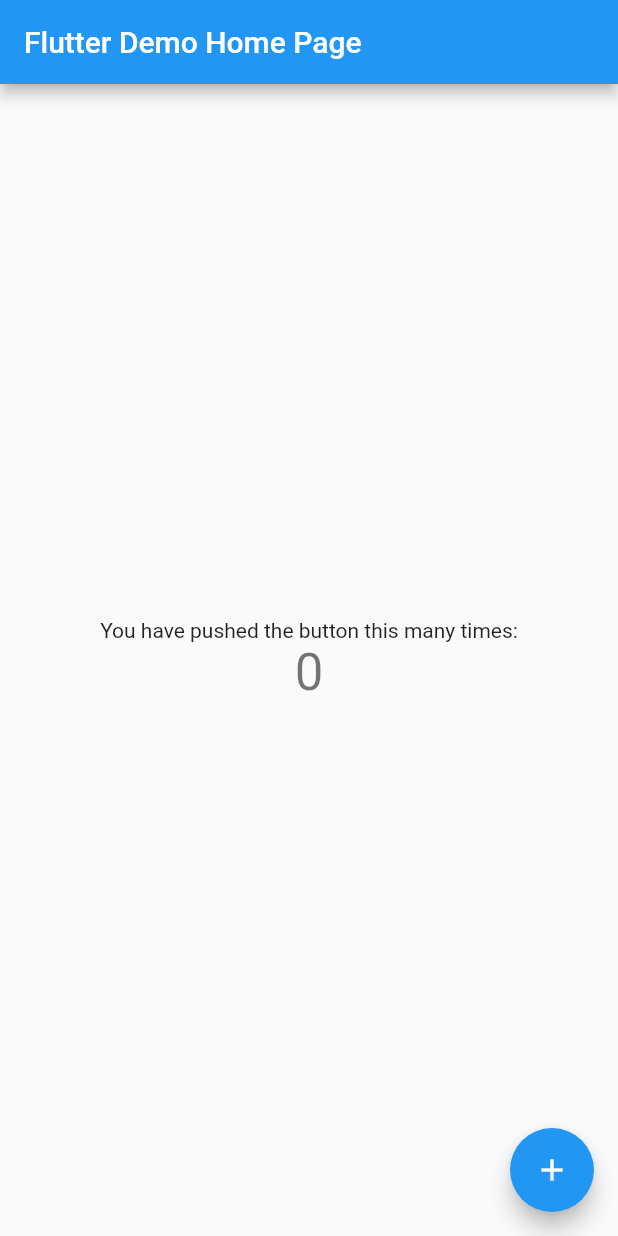
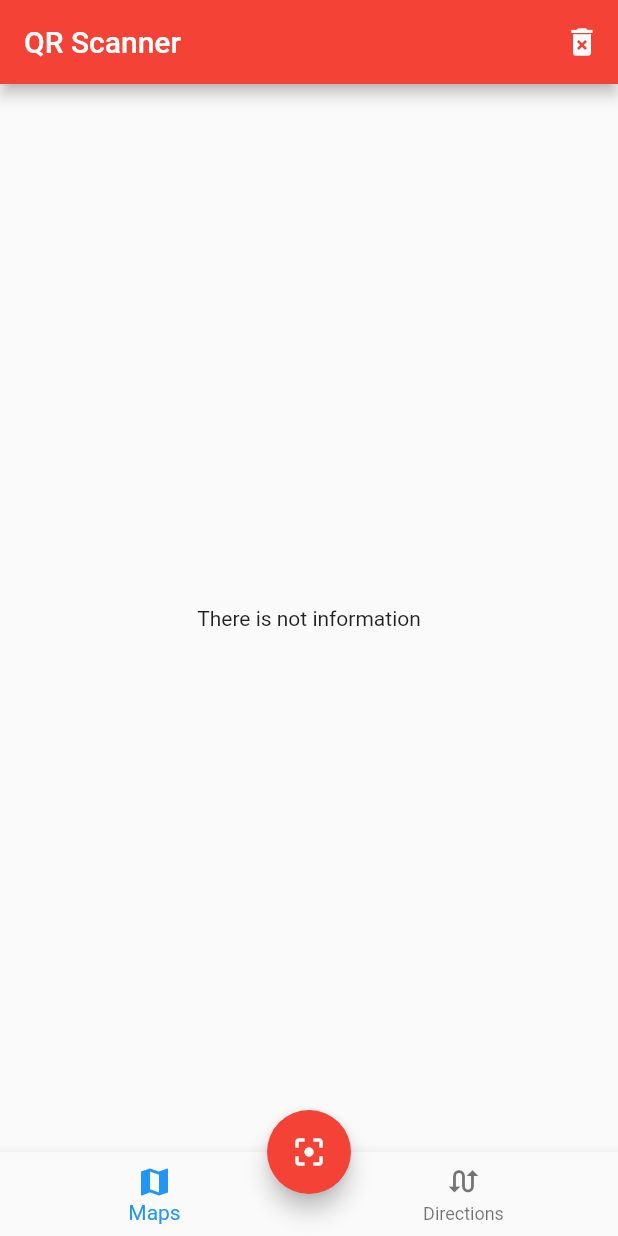
Before and after one commit to saulleonardo1999/QRScanner, a Flutter app: the screen it shows after launch, on a phone screen of 412 x 824 dp. Run offline on Flutter 3.47's test engine with Material 2 defaults, Android fonts, the phone set to English and light mode, and no system bars; our stand-ins replace flutter_map, latlong, sqflite; missing offline and left inert: barcode_scan; accounts and stored records are empty.

Commit message:
QRScanner App completed successfully

```diff
--- a/qrscanner/lib/main.dart
+++ b/qrscanner/lib/main.dart
@@ -1,4 +1,6 @@
 import 'package:flutter/material.dart';
+import 'package:qrscanner/src/pages/home_page.dart';
+import 'package:qrscanner/src/pages/map_page.dart';
 
 void main() => runApp(MyApp());
 
@@ -6,106 +8,18 @@ class MyApp extends StatelessWidget {
   // This widget is the root of your application.
   @override
   Widget build(BuildContext context) {
+
     return MaterialApp(
-      title: 'Flutter Demo',
+      debugShowCheckedModeBanner: false,
+      title: 'QRScanner',
+      initialRoute: 'home',
+      routes: {
+        'home' : (BuildContext context) => HomePage(),
+        'map' : (BuildContext context) => MapPage()
+      },
       theme: ThemeData(
-        // This is the theme of your application.
-        //
-        // Try running your application with "flutter run". You'll see the
-        // application has a blue toolbar. Then, without quitting the app, try
-        // changing the primarySwatch below to Colors.green and then invoke
-        // "hot reload" (press "r" in the console where you ran "flutter run",
-        // or simply save your changes to "hot reload" in a Flutter IDE).
-        // Notice that the counter didn't reset back to zero; the application
-        // is not restarted.
-        primarySwatch: Colors.blue,
+        primaryColor: Colors.red
       ),
-      home: MyHomePage(title: 'Flutter Demo Home Page'),
     );
   }
 }
-
-class MyHomePage extends StatefulWidget {
-  MyHomePage({Key key, this.title}) : super(key: key);
-
-  // This widget is the home page of your application. It is stateful, meaning
-  // that it has a State object (defined below) that contains fields that affect
-  // how it looks.
-
-  // This class is the configuration for the state. It holds the values (in this
-  // case the title) provided by the parent (in this case the App widget) and
-  // used by the build method of the State. Fields in a Widget subclass are
-  // always marked "final".
-
-  final String title;
-
-  @override
-  _MyHomePageState createState() => _MyHomePageState();
-}
-
-class _MyHomePageState extends State<MyHomePage> {
-  int _counter = 0;
-
-  void _incrementCounter() {
-    setState(() {
-      // This call to setState tells the Flutter framework that something has
-      // changed in this State, which causes it to rerun the build method below
-      // so that the display can reflect the updated values. If we changed
-      // _counter without calling setState(), then the build method would not be
-      // called again, and so nothing would appear to happen.
-      _counter++;
-    });
-  }
-
-  @override
-  Widget build(BuildContext context) {
-    // This method is rerun every time setState is called, for instance as done
-    // by the _incrementCounter method above.
-    //
-    // The Flutter framework has been optimized to make rerunning build methods
-    // fast, so that you can just rebuild anything that needs updating rather
-    // than having to individually change instances of widgets.
-    return Scaffold(
-      appBar: AppBar(
-        // Here we take the value from the MyHomePage object that was created by
-        // the App.build method, and use it to set our appbar title.
-        title: Text(widget.title),
-      ),
-      body: Center(
-        // Center is a layout widget. It takes a single child and positions it
-        // in the middle of the parent.
-        child: Column(
-          // Column is also a layout widget. It takes a list of children and
-          // arranges them vertically. By default, it sizes itself to fit its
-          // children horizontally, and tries to be as tall as its parent.
-          //
-          // Invoke "debug painting" (press "p" in the console, choose the
-          // "Toggle Debug Paint" action from the Flutter Inspector in Android
-          // Studio, or the "Toggle Debug Paint" command in Visual Studio Code)
-          // to see the wireframe for each widget.
-          //
-          // Column has various properties to control how it sizes itself and
-          // how it positions its children. Here we use mainAxisAlignment to
-          // center the children vertically; the main axis here is the vertical
-          // axis because Columns are vertical (the cross axis would be
-          // horizontal).
-          mainAxisAlignment: MainAxisAlignment.center,
-          children: <Widget>[
-            Text(
-              'You have pushed the button this many times:',
-            ),
-            Text(
-              '$_counter',
-              style: Theme.of(context).textTheme.display1,
-            ),
-          ],
-        ),
-      ),
-      floatingActionButton: FloatingActionButton(
-        onPressed: _incrementCounter,
-        tooltip: 'Increment',
-        child: Icon(Icons.add),
-      ), // This trailing comma makes auto-formatting nicer for build methods.
-    );
-  }
-}
--- /dev/null
+++ b/qrscanner/lib/src/pages/bloc/scans_bloc.dart
@@ -0,0 +1,49 @@
+import 'dart:async';
+
+import 'package:qrscanner/src/pages/bloc/validator.dart';
+import 'package:qrscanner/src/pages/providers/db_provider.dart';
+
+class ScansBloc with Validators{
+  static final ScansBloc _singleton = new ScansBloc._internal();
+
+  factory ScansBloc (){
+    return _singleton;
+  }
+
+  ScansBloc._internal(){
+    //get Scans from database
+    getScans();
+  }
+
+  final _scansController = StreamController<List<ScanModel>>.broadcast();
+
+  Stream<List<ScanModel>> get scansStream     => _scansController.stream.transform(validateGeo);
+  Stream<List<ScanModel>> get scansStreamHttp => _scansController.stream.transform(validateHttp);
+
+  dispose(){
+    _scansController?.close();
+  }
+
+
+
+  getScans() async{
+    _scansController.sink.add(await DBProvider.db.getAllScans());
+
+  }
+
+  addScan(ScanModel scan) async{
+    await DBProvider.db.newScan(scan);
+    getScans();
+  }
+
+  deleteScan(int id) async {
+    await DBProvider.db.deleteScan(id);
+    getScans();
+  }
+
+  deleteAllScans() async{
+    DBProvider.db.deleteAll();
+    getScans();
+  }
+
+}
--- /dev/null
+++ b/qrscanner/lib/src/pages/bloc/validator.dart
@@ -0,0 +1,19 @@
+import 'dart:async';
+
+import 'package:qrscanner/src/pages/models/scan_model.dart';
+
+class Validators{
+  final validateGeo = StreamTransformer<List<ScanModel>,List<ScanModel>>.fromHandlers(
+    handleData: (scans, sink){
+      final geoScans = scans.where((s) => s.type == 'geo').toList();
+      sink.add(geoScans);
+    }
+  );
+
+  final validateHttp = StreamTransformer<List<ScanModel>,List<ScanModel>>.fromHandlers(
+      handleData: (scans, sink){
+        final httpScans = scans.where((s) => s.type == 'http').toList();
+        sink.add(httpScans);
+      }
+  );
+}
--- /dev/null
+++ b/qrscanner/lib/src/pages/home_page.dart
@@ -0,0 +1,90 @@
+import 'package:flutter/material.dart';
+import 'package:qrscanner/src/pages/bloc/scans_bloc.dart';
+import 'package:qrscanner/src/pages/directions_page.dart';
+import 'package:qrscanner/src/pages/maps_page.dart';
+import 'package:barcode_scan/barcode_scan.dart';
+import 'package:qrscanner/src/pages/models/scan_model.dart';
+import 'package:qrscanner/src/pages/providers/db_provider.dart';
+import 'package:qrscanner/src/pages/utils/utils.dart' as utils;
+
+import 'package:url_launcher/url_launcher.dart';
+
+class HomePage extends StatefulWidget {
+  @override
+  _HomePageState createState() => _HomePageState();
+}
+
+class _HomePageState extends State<HomePage> {
+  final scansBloc = new ScansBloc();
+  int currentIndex = 0;
+  @override
+  Widget build(BuildContext context) {
+    return Scaffold(
+      appBar: AppBar(
+        title: Text('QR Scanner'),
+        actions: <Widget>[
+          IconButton(
+            icon: Icon(Icons.delete_forever),
+            onPressed: scansBloc.deleteAllScans,
+          )
+        ],
+      ),
+      body: _callPage(currentIndex),
+      bottomNavigationBar: _createBottomNavigationBar(),
+      floatingActionButtonLocation: FloatingActionButtonLocation.centerDocked,
+      floatingActionButton: FloatingActionButton(
+        child: Icon(Icons.filter_center_focus),
+        onPressed: _scanQR,
+        backgroundColor: Theme.of(context).primaryColor,
+      ),
+    );
+  }
+
+  _scanQR ()async{
+    String futureString = '';
+    try{
+      futureString = await BarcodeScanner.scan();
+    }catch(e){
+      futureString = e.toString();
+    }
+
+
+    if (futureString != null){
+      final scan = ScanModel(value: futureString);
+      scansBloc.addScan(scan);
+      utils.openScan(context, scan);
+    }
+  }
+
+  Widget _callPage(int actualPage){
+    switch(actualPage ){
+      case 0: return MapsPage();
+      case 1: return DirectionsPage();
+
+      default:
+        return MapsPage();
+    }
+  }
+
+  Widget _createBottomNavigationBar(){
+
+    return BottomNavigationBar(
+      currentIndex: currentIndex,
+      onTap: (index){
+        setState(() {
+          currentIndex = index;
+        });
+      },
+      items: [
+        BottomNavigationBarItem(
+          icon: Icon(Icons.map),
+          title: Text('Maps')
+        ),
+        BottomNavigationBarItem(
+            icon: Icon(Icons.swap_calls),
+            title: Text('Directions')
+        ),
+      ],
+    );
+  }
+}
--- /dev/null
+++ b/qrscanner/lib/src/pages/maps_page.dart
@@ -0,0 +1,44 @@
+import 'package:flutter/material.dart';
+import 'package:qrscanner/src/pages/bloc/scans_bloc.dart';
+import 'package:qrscanner/src/pages/providers/db_provider.dart';
+import 'package:qrscanner/src/pages/utils/utils.dart' as utils;
+class MapsPage extends StatelessWidget {
+  final scansBloc = new ScansBloc();
+  @override
+  Widget build(BuildContext context) {
+    scansBloc.getScans();
+    return StreamBuilder<List<ScanModel>>(
+        stream: scansBloc.scansStream,
+        builder: (BuildContext context, AsyncSnapshot<List<ScanModel>> snapshot){
+          if (!snapshot.hasData){
+            return Center(child: CircularProgressIndicator());
+          }
+          final scans = snapshot.data;
+
+          print(scans.toString());
+
+          if (scans.length == 0){
+            return Center(
+              child: Text('There is not information'),
+            );
+          }else{
+            return ListView.builder(
+                itemBuilder: (context, i) => Dismissible(
+                    key: UniqueKey(),
+                    background: Container( color: Colors.red),
+                    onDismissed: (direction) => scansBloc.deleteScan(scans[i].id) ,
+                    child: ListTile(
+                      onTap: ()=>utils.openScan(context,scans[i]),
+                      leading : Icon (Icons.cloud_queue, color: Theme.of(context).primaryColor,),
+                      title: Text(scans[i].value),
+                      subtitle: Text('ID: ${scans[i].id}'),
+                      trailing: Icon (Icons.keyboard_arrow_right, color: Colors.grey),
+                    ),
+                ),
+                itemCount: scans.length,
+            );
+          }
+        }
+    );
+  }
+}
--- /dev/null
+++ b/qrscanner/lib/src/pages/models/scan_model.dart
@@ -0,0 +1,40 @@
+import 'package:latlong/latlong.dart';
+class ScanModel {
+
+  int id;
+  String type;
+  String value;
+
+  ScanModel({
+    this.id,
+    this.type,
+    this.value,
+  }){
+    if (this.value.contains('http')){
+      this.type = 'http';
+    }else{
+      this.type = 'geo';
+    }
+  }
+
+  factory ScanModel.fromJson(Map<String, dynamic> json) => new ScanModel(
+    id    : json["id"],
+    type  : json["type"],
+    value : json["value"],
+  );
+
+  Map<String, dynamic> toJson() => {
+    "id"    : id,
+    "type"  : type,
+    "value" : value,
+  };
+
+  LatLng getLatLng(){
+//    40.67800074342351,-73.9371909185303
+    final latlong = value.substring(4).split(',');
+    final lat = double.parse(latlong[0]);
+    final lng = double.parse(latlong[1]);
+
+    return LatLng(lat, lng);
+  }
+}
--- a/qrscanner/pubspec.yaml
+++ b/qrscanner/pubspec.yaml
@@ -23,6 +23,11 @@ dependencies:
   # The following adds the Cupertino Icons font to your application.
   # Use with the CupertinoIcons class for iOS style icons.
   cupertino_icons: ^0.1.2
+  barcode_scan: ^2.0.1
+  sqflite: ^1.2.1
+  path_provider:
+  url_launcher: ^5.4.2
+  flutter_map: ^0.8.2
 
 dev_dependencies:
   flutter_test:
```
Also changed, not shown: qrscanner/lib/src/pages/directions_page.dart (added, +44 -0 lines), qrscanner/lib/src/pages/map_page.dart (added, +103 -0 lines), qrscanner/lib/src/pages/providers/db_provider.dart (added, +120 -0 lines), qrscanner/lib/src/pages/utils/utils.dart (added, +17 -0 lines), qrscanner/pubspec.lock, 2 other files.
